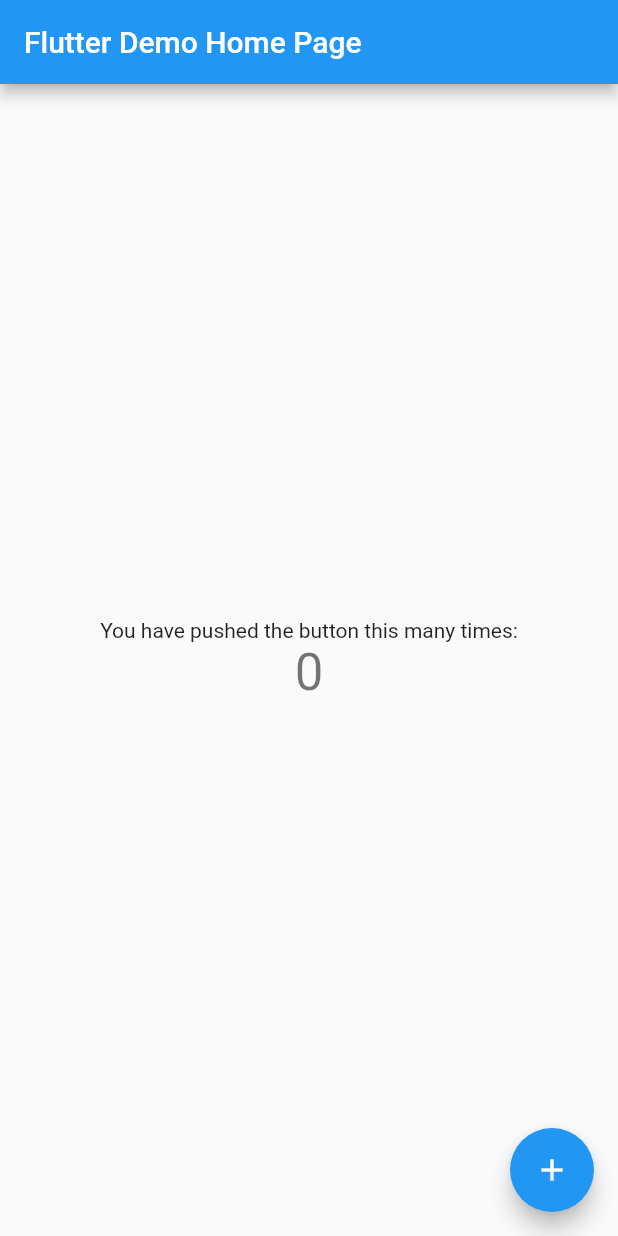
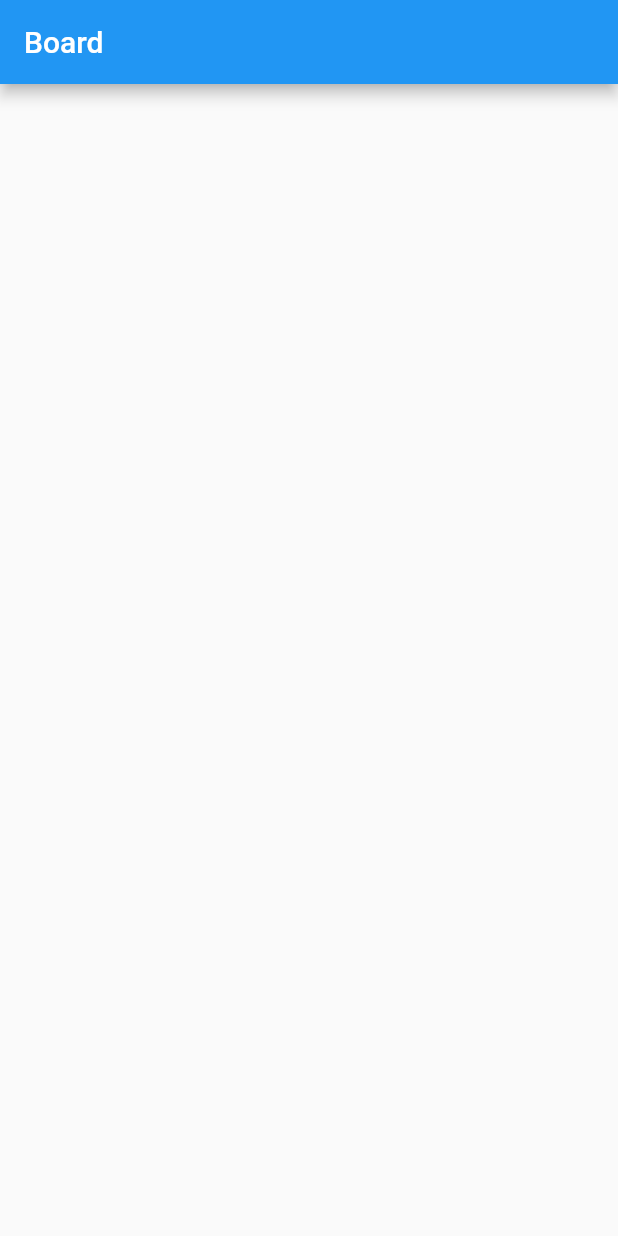
Before and after one commit to wallas83/FireBase_setUp, a Flutter app: the screen it shows after launch, on a phone screen of 412 x 824 dp. Run offline on Flutter 3.47's test engine with Material 2 defaults, Android fonts, the phone set to English and light mode, and no system bars; our stand-ins replace firebase_database; accounts and stored records are empty.

Commit message:
adding clas board to recieve data from firebase

```diff
--- a/lib/main.dart
+++ b/lib/main.dart
@@ -1,7 +1,6 @@
+import 'package:firebase_database/firebase_database.dart';
+import 'package:firebase_setup/model/board.dart';
 import 'package:flutter/material.dart';
-import 'package:firebase_database/firebase_database.dart';
-
-final FirebaseDatabase database = FirebaseDatabase.instance;
 
 void main() => runApp(MyApp());
 
@@ -11,67 +10,74 @@ class MyApp extends StatelessWidget {
     return MaterialApp(
       title: 'Flutter Demo',
       theme: ThemeData(
-
         primarySwatch: Colors.blue,
       ),
-      home: MyHomePage(title: 'Flutter Demo Home Page'),
+      home: MyHomePage(),
     );
   }
 }
 
 class MyHomePage extends StatefulWidget {
-  MyHomePage({Key key, this.title}) : super(key: key);
-
-
-  final String title;
-
   @override
   _MyHomePageState createState() => _MyHomePageState();
 }
 
 class _MyHomePageState extends State<MyHomePage> {
-  int _counter = 0;
 
-  void _incrementCounter() {
-    //setting a map to firebase whit the method set
-    database.reference().child("message").set({
-      "firstname": "wilson",
-      "lastname" : "huanca",
-      "Age"      : "24"
-    });
-    setState(() {
 
-      _counter++;
-    });
+  List<Board> boardMessages = List();
+  Board board;
+  final FirebaseDatabase database = FirebaseDatabase.instance;
+  final GlobalKey<FormState> formkey = GlobalKey<FormState>();
+  DatabaseReference databaseReference;
+  @override
+  void initState() {
+      super.initState();
+      board = Board("","");
+      databaseReference = database.reference().child("community_board");
+      databaseReference.onChildAdded.listen(_onEntryAdded);
   }
+  //  void _incrementCounter() {
+//    //setting a map to firebase whit the method set
+//    database
+//        .reference()
+//        .child("message")
+//        .set({"firstname": "wilson", "lastname": "huanca", "Age": "24"});
+//    setState(() {
+//      database
+//          .reference()
+//          .child("message")
+//          .once()
+//          .then((DataSnapshot snapshot) {
+//        Map<dynamic, dynamic> data = snapshot.value;
+//
+//        print("values from firebase DB ${data.values}");
+//      });
+//      _counter++;
+//    });
+//  }
 
   @override
   Widget build(BuildContext context) {
-
     return Scaffold(
       appBar: AppBar(
-        title: Text(widget.title),
+        title: Text("Board"),
       ),
       body: Center(
         child: Column(
-
           mainAxisAlignment: MainAxisAlignment.center,
           children: <Widget>[
-            Text(
-              'You have pushed the button this many times:',
-            ),
-            Text(
-              '$_counter',
-              style: Theme.of(context).textTheme.display1,
-            ),
+
           ],
         ),
       ),
-      floatingActionButton: FloatingActionButton(
-        onPressed: _incrementCounter,
-        tooltip: 'Increment',
-        child: Icon(Icons.add),
-      ), // This trailing comma makes auto-formatting nicer for build methods.
+
     );
   }
+
+  void _onEntryAdded(Event event) {
+    setState(() {
+      boardMessages.add(Board.fromSnapshot(event.snapshot));
+    });
+  }
 }
--- /dev/null
+++ b/lib/model/board.dart
@@ -0,0 +1,21 @@
+import 'package:firebase_database/firebase_database.dart';
+
+class Board {
+  String key;
+  String subjet;
+  String body;
+
+  Board(this.subjet, this.body);
+
+Board.fromSnapshot(DataSnapshot snapshot):
+      key = snapshot.key,
+      subjet = snapshot.value["subjet"],
+      body  = snapshot.value["body"];
+
+  toJson(){
+    return{
+        "subjet": subjet,
+        "body" : body,
+    };
+ }
+}
```
